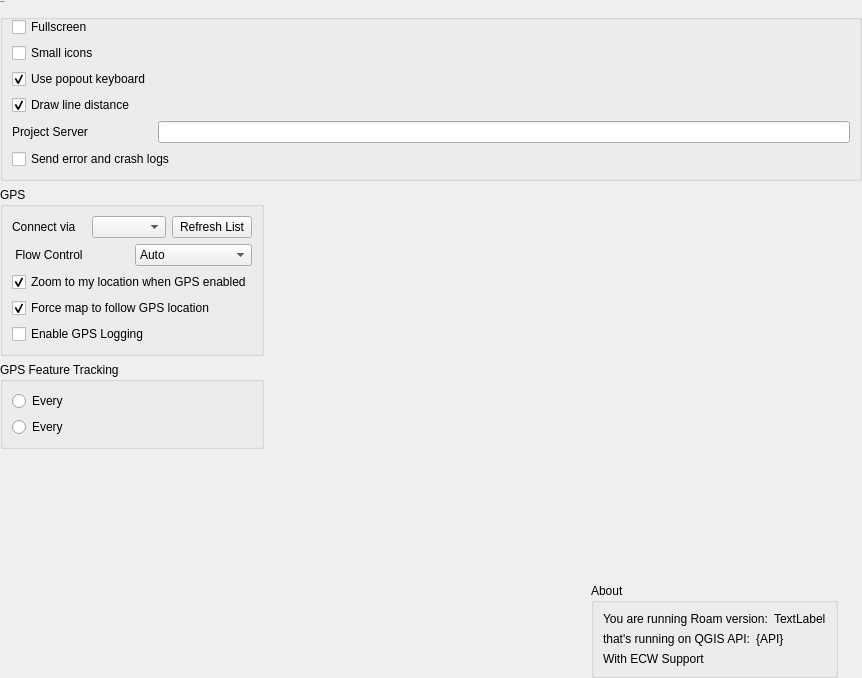
Before: the Qt Designer form src/roam/ui/ui_settings.ui in roam-qgis/Roam, drawn with Qt 5.
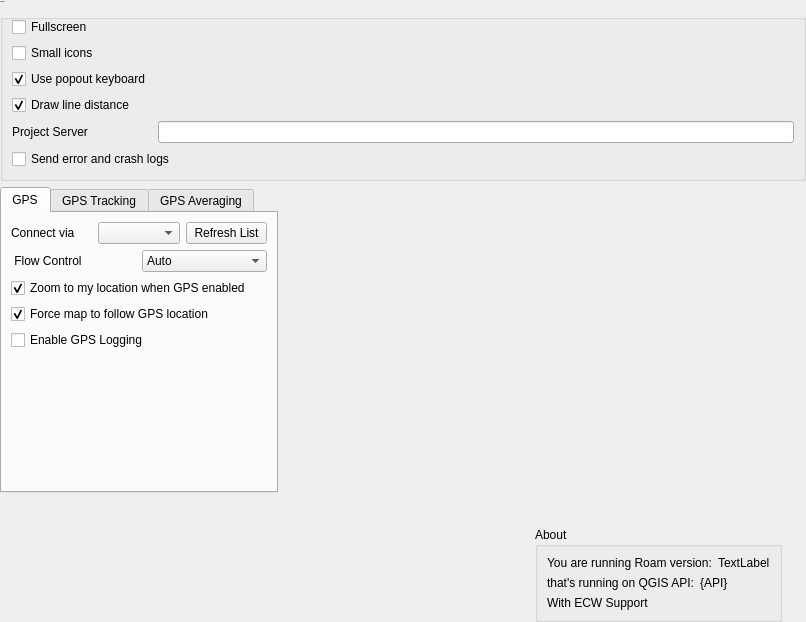
After: the same form once the commit is applied. Icons and pictures are not drawn. Custom widgets are drawn as their Qt base class.

Commit message: GPS Averaging

```diff
--- a/src/roam/ui/ui_settings.ui
+++ b/src/roam/ui/ui_settings.ui
@@ -2,12 +2,15 @@
 <ui version="4.0">
  <class>settingsWidget</class>
  <widget class="QWidget" name="settingsWidget">
+  <property name="enabled">
+   <bool>true</bool>
+  </property>
   <property name="geometry">
    <rect>
     <x>0</x>
     <y>0</y>
-    <width>862</width>
-    <height>678</height>
+    <width>806</width>
+    <height>622</height>
    </rect>
   </property>
   <property name="windowTitle">
@@ -39,155 +42,6 @@
    <property name="bottomMargin">
     <number>0</number>
    </property>
-   <item row="2" column="0" rowspan="2">
-    <widget class="QGroupBox" name="groupBox_2">
-     <property name="sizePolicy">
-      <sizepolicy hsizetype="Preferred" vsizetype="Preferred">
-       <horstretch>0</horstretch>
-       <verstretch>0</verstretch>
-      </sizepolicy>
-     </property>
-     <property name="title">
-      <string>GPS</string>
-     </property>
-     <property name="flat">
-      <bool>true</bool>
-     </property>
-     <layout class="QGridLayout" name="gridLayout_3">
-      <item row="3" column="1">
-       <widget class="QCheckBox" name="gpscentermapCheck">
-        <property name="text">
-         <string>Force map to follow GPS location</string>
-        </property>
-        <property name="checked">
-         <bool>true</bool>
-        </property>
-       </widget>
-      </item>
-      <item row="2" column="1">
-       <widget class="QCheckBox" name="gpslocationCheck">
-        <property name="text">
-         <string>Zoom to my location when GPS enabled</string>
-        </property>
-        <property name="checked">
-         <bool>true</bool>
-        </property>
-       </widget>
-      </item>
-      <item row="0" column="1">
-       <layout class="QHBoxLayout" name="horizontalLayout_2">
-        <item>
-         <widget class="QLabel" name="label_2">
-          <property name="text">
-           <string>Connect via</string>
-          </property>
-         </widget>
-        </item>
-        <item>
-         <widget class="QComboBox" name="gpsPortCombo"/>
-        </item>
-        <item>
-         <widget class="QPushButton" name="refreshPortsButton">
-          <property name="text">
-           <string>Refresh List</string>
-          </property>
-         </widget>
-        </item>
-       </layout>
-      </item>
-      <item row="4" column="1">
-       <widget class="QCheckBox" name="gpsloggingCheck">
-        <property name="text">
-         <string>Enable GPS Logging</string>
-        </property>
-        <property name="checked">
-         <bool>false</bool>
-        </property>
-       </widget>
-      </item>
-      <item row="1" column="1">
-       <layout class="QHBoxLayout" name="horizontalLayout_5">
-        <item>
-         <widget class="QLabel" name="label_3">
-          <property name="text">
-           <string> Flow Control</string>
-          </property>
-         </widget>
-        </item>
-        <item>
-         <widget class="QComboBox" name="gpsFlowControl">
-          <item>
-           <property name="text">
-            <string>Auto</string>
-           </property>
-          </item>
-          <item>
-           <property name="text">
-            <string>Hardware</string>
-           </property>
-          </item>
-          <item>
-           <property name="text">
-            <string>Software</string>
-           </property>
-          </item>
-         </widget>
-        </item>
-       </layout>
-      </item>
-     </layout>
-    </widget>
-   </item>
-   <item row="4" column="0">
-    <widget class="QGroupBox" name="groupBox_5">
-     <property name="sizePolicy">
-      <sizepolicy hsizetype="Preferred" vsizetype="Maximum">
-       <horstretch>0</horstretch>
-       <verstretch>0</verstretch>
-      </sizepolicy>
-     </property>
-     <property name="title">
-      <string>GPS Feature Tracking</string>
-     </property>
-     <property name="flat">
-      <bool>true</bool>
-     </property>
-     <property name="checkable">
-      <bool>false</bool>
-     </property>
-     <layout class="QFormLayout" name="formLayout_2">
-      <property name="fieldGrowthPolicy">
-       <enum>QFormLayout::AllNonFixedFieldsGrow</enum>
-      </property>
-      <item row="0" column="0">
-       <widget class="QRadioButton" name="gpstracking_timing_radio">
-        <property name="text">
-         <string>Every</string>
-        </property>
-        <property name="checked">
-         <bool>false</bool>
-        </property>
-       </widget>
-      </item>
-      <item row="0" column="1">
-       <widget class="Stepper" name="gpstiming_edit" native="true"/>
-      </item>
-      <item row="2" column="0">
-       <widget class="QRadioButton" name="gpstracking_distance_radio">
-        <property name="text">
-         <string>Every</string>
-        </property>
-        <property name="checked">
-         <bool>false</bool>
-        </property>
-       </widget>
-      </item>
-      <item row="2" column="1">
-       <widget class="Stepper" name="gpsdistance_edit" native="true"/>
-      </item>
-     </layout>
-    </widget>
-   </item>
    <item row="0" column="0" colspan="7">
     <widget class="QGroupBox" name="groupBox">
      <property name="sizePolicy">
@@ -269,7 +123,230 @@
      </layout>
     </widget>
    </item>
-   <item row="2" column="2" rowspan="4">
+   <item row="3" column="0">
+    <spacer name="verticalSpacer_3">
+     <property name="orientation">
+      <enum>Qt::Vertical</enum>
+     </property>
+     <property name="sizeType">
+      <enum>QSizePolicy::MinimumExpanding</enum>
+     </property>
+     <property name="sizeHint" stdset="0">
+      <size>
+       <width>20</width>
+       <height>40</height>
+      </size>
+     </property>
+    </spacer>
+   </item>
+   <item row="1" column="0" rowspan="2">
+    <widget class="QTabWidget" name="tabsForGPS">
+     <property name="currentIndex">
+      <number>0</number>
+     </property>
+     <widget class="QWidget" name="tabGPS">
+      <attribute name="title">
+       <string>GPS</string>
+      </attribute>
+      <layout class="QVBoxLayout" name="verticalLayout_3">
+       <item>
+        <layout class="QHBoxLayout" name="layoutConnectVia">
+         <item>
+          <widget class="QLabel" name="lblConnectVia">
+           <property name="text">
+            <string>Connect via</string>
+           </property>
+          </widget>
+         </item>
+         <item>
+          <widget class="QComboBox" name="gpsPortCombo"/>
+         </item>
+         <item>
+          <widget class="QPushButton" name="refreshPortsButton">
+           <property name="text">
+            <string>Refresh List</string>
+           </property>
+          </widget>
+         </item>
+        </layout>
+       </item>
+       <item>
+        <layout class="QHBoxLayout" name="layoutFlowControl">
+         <item>
+          <widget class="QLabel" name="lblFlowControl">
+           <property name="text">
+            <string> Flow Control</string>
+           </property>
+          </widget>
+         </item>
+         <item>
+          <widget class="QComboBox" name="gpsFlowControl">
+           <item>
+            <property name="text">
+             <string>Auto</string>
+            </property>
+           </item>
+           <item>
+            <property name="text">
+             <string>Hardware</string>
+            </property>
+           </item>
+           <item>
+            <property name="text">
+             <string>Software</string>
+            </property>
+           </item>
+          </widget>
+         </item>
+        </layout>
+       </item>
+       <item>
+        <widget class="QCheckBox" name="gpslocationCheck">
+         <property name="text">
+          <string>Zoom to my location when GPS enabled</string>
+         </property>
+         <property name="checked">
+          <bool>true</bool>
+         </property>
+        </widget>
+       </item>
+       <item>
+        <widget class="QCheckBox" name="gpscentermapCheck">
+         <property name="text">
+          <string>Force map to follow GPS location</string>
+         </property>
+         <property name="checked">
+          <bool>true</bool>
+         </property>
+        </widget>
+       </item>
+       <item>
+        <widget class="QCheckBox" name="gpsloggingCheck">
+         <property name="text">
+          <string>Enable GPS Logging</string>
+         </property>
+         <property name="checked">
+          <bool>false</bool>
+         </property>
+        </widget>
+       </item>
+       <item>
+        <spacer name="verticalSpacer_4">
+         <property name="orientation">
+          <enum>Qt::Vertical</enum>
+         </property>
+         <property name="sizeType">
+          <enum>QSizePolicy::MinimumExpanding</enum>
+         </property>
+         <property name="sizeHint" stdset="0">
+          <size>
+           <width>20</width>
+           <height>40</height>
+          </size>
+         </property>
+        </spacer>
+       </item>
+      </layout>
+     </widget>
+     <widget class="QWidget" name="tabGPSTracking">
+      <attribute name="title">
+       <string>GPS Tracking</string>
+      </attribute>
+      <layout class="QFormLayout" name="formLayout_2">
+       <item row="0" column="0">
+        <widget class="QRadioButton" name="gpstracking_timing_radio">
+         <property name="text">
+          <string>Every</string>
+         </property>
+         <property name="checked">
+          <bool>false</bool>
+         </property>
+        </widget>
+       </item>
+       <item row="0" column="1">
+        <widget class="Stepper" name="gpstiming_edit" native="true"/>
+       </item>
+       <item row="1" column="0">
+        <widget class="QRadioButton" name="gpstracking_distance_radio">
+         <property name="text">
+          <string>Every</string>
+         </property>
+         <property name="checked">
+          <bool>false</bool>
+         </property>
+        </widget>
+       </item>
+       <item row="1" column="1">
+        <widget class="Stepper" name="gpsdistance_edit" native="true"/>
+       </item>
+      </layout>
+     </widget>
+     <widget class="QWidget" name="tabGPSAveraging">
+      <attribute name="title">
+       <string>GPS Averaging</string>
+      </attribute>
+      <layout class="QVBoxLayout" name="verticalLayout_2">
+       <item>
+        <widget class="QCheckBox" name="gpsAveragingCheck">
+         <property name="text">
+          <string>Enable averaging</string>
+         </property>
+        </widget>
+       </item>
+       <item>
+        <widget class="QTextEdit" name="txtAveragingInfo">
+         <property name="enabled">
+          <bool>true</bool>
+         </property>
+         <property name="mouseTracking">
+          <bool>false</bool>
+         </property>
+         <property name="frameShape">
+          <enum>QFrame::NoFrame</enum>
+         </property>
+         <property name="frameShadow">
+          <enum>QFrame::Plain</enum>
+         </property>
+         <property name="lineWidth">
+          <number>0</number>
+         </property>
+         <property name="undoRedoEnabled">
+          <bool>true</bool>
+         </property>
+         <property name="readOnly">
+          <bool>true</bool>
+         </property>
+         <property name="html">
+          <string>&lt;!DOCTYPE HTML PUBLIC &quot;-//W3C//DTD HTML 4.0//EN&quot; &quot;http://www.w3.org/TR/REC-html40/strict.dtd&quot;&gt;
+&lt;html&gt;&lt;head&gt;&lt;meta name=&quot;qrichtext&quot; content=&quot;1&quot; /&gt;&lt;style type=&quot;text/css&quot;&gt;
+p, li { white-space: pre-wrap; }
+&lt;/style&gt;&lt;/head&gt;&lt;body style=&quot; font-family:'Segoe UI'; font-size:20px; font-weight:400; font-style:normal;&quot;&gt;
+&lt;p style=&quot; margin-top:0px; margin-bottom:0px; margin-left:0px; margin-right:0px; -qt-block-indent:0; text-indent:0px;&quot;&gt;&lt;span style=&quot; font-size:14pt; text-decoration: underline;&quot;&gt;How it works&lt;/span&gt;&lt;/p&gt;
+&lt;p style=&quot; margin-top:0px; margin-bottom:0px; margin-left:0px; margin-right:0px; -qt-block-indent:0; text-indent:0px;&quot;&gt;&lt;span style=&quot; font-size:12pt;&quot;&gt;'GPS Point' or 'Add Vertex' buttons get the &lt;/span&gt;&lt;span style=&quot; font-size:12pt; font-style:italic;&quot;&gt;on&lt;/span&gt;&lt;span style=&quot; font-size:12pt;&quot;&gt; and &lt;/span&gt;&lt;span style=&quot; font-size:12pt; font-style:italic;&quot;&gt;off&lt;/span&gt;&lt;span style=&quot; font-size:12pt;&quot;&gt; functionality of the averaging process. One click starts collecting GPS points, the other stops, calculates the average of points accumulated and adds it to the map.&lt;/span&gt;&lt;/p&gt;&lt;/body&gt;&lt;/html&gt;</string>
+         </property>
+        </widget>
+       </item>
+       <item>
+        <spacer name="verticalSpacer_5">
+         <property name="orientation">
+          <enum>Qt::Vertical</enum>
+         </property>
+         <property name="sizeType">
+          <enum>QSizePolicy::MinimumExpanding</enum>
+         </property>
+         <property name="sizeHint" stdset="0">
+          <size>
+           <width>20</width>
+           <height>40</height>
+          </size>
+         </property>
+        </spacer>
+       </item>
+      </layout>
+     </widget>
+    </widget>
+   </item>
+   <item row="1" column="2" rowspan="3">
     <layout class="QVBoxLayout" name="verticalLayout">
      <property name="rightMargin">
       <number>0</number>
@@ -404,20 +481,7 @@
      </item>
     </layout>
    </item>
-   <item row="5" column="0">
-    <spacer name="verticalSpacer_3">
-     <property name="orientation">
-      <enum>Qt::Vertical</enum>
-     </property>
-     <property name="sizeHint" stdset="0">
-      <size>
-       <width>20</width>
-       <height>40</height>
-      </size>
-     </property>
-    </spacer>
-   </item>
-   <item row="2" column="1">
+   <item row="1" column="1">
     <spacer name="horizontalSpacer">
      <property name="orientation">
       <enum>Qt::Horizontal</enum>
```
The commit also changes 12 other files.
